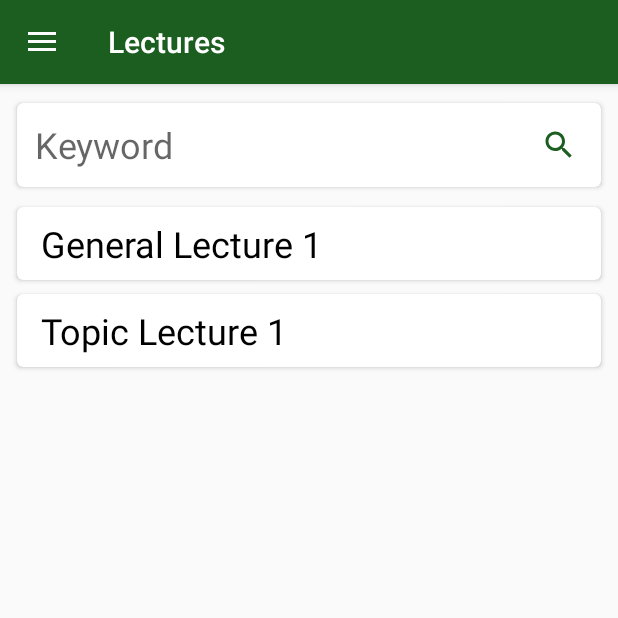
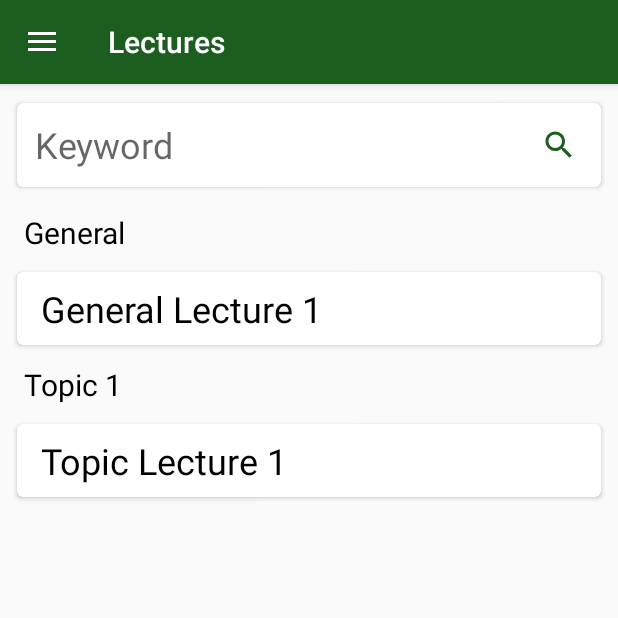
Before and after one commit to philipborbon/e-rotc, an Android app: the screen it shows after launch (MainActivity), on a phone screen of 412 x 824 dp, the top half of it. Run offline under Robolectric (Android 15) with nearby library versions, the phone set to English and light mode, and no system bars; our stand-ins replace Room's generated code.

Commit message:
Show topic in lecture listing

```diff
--- a/app/src/main/java/com/erotc/learning/adapter/LectureAdapter.kt
+++ b/app/src/main/java/com/erotc/learning/adapter/LectureAdapter.kt
@@ -5,34 +5,55 @@ import android.view.View
 import android.view.ViewGroup
 import androidx.recyclerview.widget.RecyclerView
 import com.erotc.learning.R
-import com.erotc.learning.adapter.LectureAdapter.ResultViewHolder
 import com.erotc.learning.data.Lecture
-import kotlinx.android.synthetic.main.layout_result.view.*
+import com.erotc.learning.data.Topic
+import kotlinx.android.synthetic.main.layout_lecture.view.*
+import kotlinx.android.synthetic.main.layout_topic.view.*
 
 /**
  * Created on 11/12/2018.
  */
-class LectureAdapter(private val onClick: (Lecture) -> Unit) : RecyclerView.Adapter<ResultViewHolder>() {
-    private var resultList: List<Lecture> = arrayListOf()
+class LectureAdapter(private val onClick: (Lecture) -> Unit) : RecyclerView.Adapter<RecyclerView.ViewHolder>() {
+    private var dataList: List<Any?> = arrayListOf()
 
-    override fun onCreateViewHolder(parent: ViewGroup, viewType: Int): ResultViewHolder {
-        return ResultViewHolder(LayoutInflater.from(parent.context).inflate(R.layout.layout_result, parent, false))
+    override fun onCreateViewHolder(parent: ViewGroup, viewType: Int): RecyclerView.ViewHolder {
+        return when(viewType) {
+            1 -> LectureViewHolder(LayoutInflater.from(parent.context).inflate(R.layout.layout_lecture, parent, false))
+            else -> TopicViewHolder(LayoutInflater.from(parent.context).inflate(R.layout.layout_topic, parent, false))
+        }
     }
 
-    override fun onBindViewHolder(holder: ResultViewHolder, position: Int) {
-        val entry = resultList[position]
-        holder.bindTo(entry, onClick)
+    override fun getItemViewType(position: Int): Int {
+        return when {
+            dataList[position] is Topic -> 0
+            dataList[position] is Lecture -> 1
+            else -> -1
+        }
+    }
+
+    override fun onBindViewHolder(holder: RecyclerView.ViewHolder, position: Int) {
+        when(holder.itemViewType) {
+            0 -> {
+                val entry = dataList[position]
+                (holder as TopicViewHolder).bindTo(entry as Topic)
+            }
+
+            1 -> {
+                val entry = dataList[position]
+                (holder as LectureViewHolder).bindTo(entry as Lecture, onClick)
+            }
+        }
     }
 
     override fun getItemCount(): Int {
-        return resultList.size
+        return dataList.size
     }
 
-    fun setResultList(resultList: List<Lecture>) {
-        this.resultList = resultList
+    fun setDataList(dataList: List<Any?>) {
+        this.dataList = dataList
     }
 
-    class ResultViewHolder(private val view: View) : RecyclerView.ViewHolder(view) {
+    class LectureViewHolder(private val view: View) : RecyclerView.ViewHolder(view) {
         fun bindTo(lecture: Lecture, onClick: (Lecture) -> Unit) {
             view.text_title.text = lecture.title
 
@@ -41,4 +62,10 @@ class LectureAdapter(private val onClick: (Lecture) -> Unit) : RecyclerView.Adap
             }
         }
     }
+
+    class TopicViewHolder(private val view: View) : RecyclerView.ViewHolder(view) {
+        fun bindTo(topic: Topic) {
+            view.text_label.text = topic.name
+        }
+    }
 }
--- a/app/src/main/java/com/erotc/learning/data/Lecture.kt
+++ b/app/src/main/java/com/erotc/learning/data/Lecture.kt
@@ -23,5 +23,5 @@ data class Lecture (
     var topicid: Long = 0,
     var title: String? = null,
     var file: String? = null,
-    var order: Int = 0
+    var sort: Int = 0
 ) : Parcelable
--- a/app/src/main/java/com/erotc/learning/data/Topic.kt
+++ b/app/src/main/java/com/erotc/learning/data/Topic.kt
@@ -10,5 +10,5 @@ import androidx.room.PrimaryKey
 data class Topic (
     @PrimaryKey var id: Long = 0,
     var name: String? = null,
-    var order: Int = 0
+    var sort: Int = 0
 )
--- a/app/src/main/java/com/erotc/learning/database/LectureDao.kt
+++ b/app/src/main/java/com/erotc/learning/database/LectureDao.kt
@@ -25,6 +25,6 @@ interface LectureDao {
     @Insert
     fun create(lectures: List<Lecture>): List<Long>
 
-    @Query("SELECT * FROM lecture ORDER BY title")
+    @Query("SELECT l.* FROM lecture l INNER JOIN topic t ON l.topicid = t.id ORDER BY t.sort, l.sort")
     fun getAll(): List<Lecture>
 }
--- a/app/src/main/java/com/erotc/learning/database/TopicDao.kt
+++ b/app/src/main/java/com/erotc/learning/database/TopicDao.kt
@@ -18,4 +18,7 @@ interface TopicDao {
 
     @Insert
     fun create(topics: List<Topic>): List<Long>
+
+    @Query("SELECT * FROM topic ORDER BY sort")
+    fun getAll(): List<Topic>
 }
--- a/app/src/main/java/com/erotc/learning/fragment/LectureFragment.kt
+++ b/app/src/main/java/com/erotc/learning/fragment/LectureFragment.kt
@@ -19,6 +19,7 @@ import com.erotc.learning.R
 import com.erotc.learning.activity.ViewLectureActivity
 import com.erotc.learning.adapter.LectureAdapter
 import com.erotc.learning.data.Lecture
+import com.erotc.learning.data.Topic
 import com.erotc.learning.repository.LearnRepository
 import kotlinx.android.synthetic.main.fragment_lecture.*
 
@@ -28,9 +29,12 @@ import kotlinx.android.synthetic.main.fragment_lecture.*
 class LectureFragment : Fragment() {
     private lateinit var learnRepository: LearnRepository
 
+    private lateinit var topicList: List<Topic>
+    private lateinit var topicMap: Map<Long, Topic>
+
     private var resultList: List<Lecture>? = null
     private var lectureAdapter: LectureAdapter? = null
-    private var previousTask: AsyncTask<*, *, *>? = null
+    private var previousTask: AsyncTask<Void, Void, Void>? = null
 
     override fun onCreateView(inflater: LayoutInflater, container: ViewGroup?, savedInstanceState: Bundle?): View? {
         return inflater.inflate(R.layout.fragment_lecture, container, false)
@@ -59,8 +63,22 @@ class LectureFragment : Fragment() {
         val activity = activity ?: return
 
         learnRepository = LearnRepository.getInstance(activity)
+        topicList = learnRepository.getAllTopic()
+
+        buildTopicMap()
+
         initRecyclerView()
         hideNoResults()
+    }
+
+    private fun buildTopicMap(){
+        val map = mutableMapOf<Long, Topic>()
+
+        topicList.forEach { topic ->
+            map[topic.id] = topic
+        }
+
+        topicMap = map
     }
 
     private fun initRecyclerView() {
@@ -99,7 +117,7 @@ class LectureFragment : Fragment() {
             }
 
             override fun onPostExecute(aVoid: Void?) {
-                lectureAdapter?.setResultList(resultList ?: arrayListOf())
+                lectureAdapter?.setDataList(attachTopic(resultList))
                 lectureAdapter?.notifyDataSetChanged()
 
                 if (resultList?.size ?: 0 == 0) {
@@ -143,7 +161,7 @@ class LectureFragment : Fragment() {
             }
 
             override fun onPostExecute(aVoid: Void?) {
-                lectureAdapter?.setResultList(resultList ?: arrayListOf())
+                lectureAdapter?.setDataList(attachTopic(resultList))
                 lectureAdapter?.notifyDataSetChanged()
 
                 if (resultList?.size ?: 0 == 0) {
@@ -155,6 +173,23 @@ class LectureFragment : Fragment() {
         }
         task.execute()
         previousTask = task
+    }
+
+    private fun attachTopic(list: List<Lecture>?): List<Any?> {
+        val combinedList = mutableListOf<Any?>()
+
+        var prevTopicId: Long = -1
+        list?.forEach { lecture ->
+            if (lecture.topicid != prevTopicId) {
+                prevTopicId = lecture.topicid
+                val topic = topicMap[lecture.topicid]
+                combinedList.add(topic)
+            }
+
+            combinedList.add(lecture)
+        }
+
+        return combinedList
     }
 
     private fun showNoResults() {
--- a/app/src/main/java/com/erotc/learning/repository/LearnRepository.kt
+++ b/app/src/main/java/com/erotc/learning/repository/LearnRepository.kt
@@ -27,9 +27,13 @@ class LearnRepository private constructor(context: Context) {
         return lectureDao.getAll()
     }
 
+    fun getAllTopic(): List<Topic> {
+        return topicDao.getAll()
+    }
+
     fun saveTopics(topics: List<Topic>): List<Topic> {
         topics.forEachIndexed { index, topic ->
-            topic.order = index
+            topic.sort = index
         }
 
         topicDao.create(topics).forEachIndexed { index, value ->
@@ -41,7 +45,7 @@ class LearnRepository private constructor(context: Context) {
 
     fun saveLectures(lectures: List<Lecture>): List<Lecture> {
         lectures.forEachIndexed { index, lecture ->
-            lecture.order = index
+            lecture.sort = index
         }
 
         lectureDao.create(lectures).forEachIndexed { index, value ->
--- /dev/null
+++ b/app/src/main/res/layout/layout_topic.xml
@@ -0,0 +1,16 @@
+<?xml version="1.0" encoding="utf-8"?>
+<FrameLayout xmlns:android="http://schemas.android.com/apk/res/android"
+    android:layout_width="match_parent"
+    android:layout_height="wrap_content">
+
+    <TextView
+        android:id="@+id/text_label"
+        android:layout_width="match_parent"
+        android:layout_height="wrap_content"
+        android:text="@string/label_unknown"
+        android:textSize="@dimen/text_medium"
+        android:textColor="@color/colorBlack"
+        android:padding="@dimen/general_content_padding"
+        />
+
+</FrameLayout>
--- a/app/src/main/res/values/strings.xml
+++ b/app/src/main/res/values/strings.xml
@@ -18,6 +18,7 @@
     <string name="label_high_score">Highest Points</string>
     <string name="label_correct_count">Correct Answers</string>
     <string name="label_assessment">Assessment</string>
+    <string name="label_unknown">Unknown</string>
 
     <string name="message_preparing_topics">Loading topics…</string>
     <string name="message_preparing_lectures">Loading lectures…</string>
```
Also changed, not shown: app/src/main/java/com/erotc/learning/data/Assessment.kt (+4 -4 lines), app/src/main/res/layout/layout_lecture.xml (renamed from app/src/main/res/layout/layout_result.xml).
